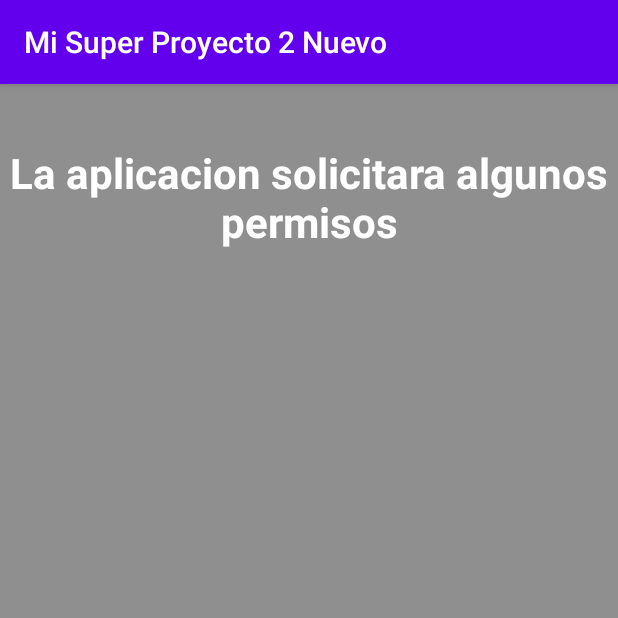
After one commit to WCNosliwsys/Mi_Super_Proyecto_2_Nuevo, an Android app: the Permisos screen opened directly, with no data from a screen before it, on a phone screen of 412 x 824 dp, the top half of it. The commit adds this screen. Run offline under Robolectric (Android 15) with nearby library versions, the phone set to English and light mode, and no system bars.

Commit message:
Solicitando un permiso

```diff
--- a/app/src/main/AndroidManifest.xml
+++ b/app/src/main/AndroidManifest.xml
@@ -4,6 +4,9 @@
 
     <uses-permission android:name="android.permission.CALL_PHONE" />
     <uses-permission android:name="android.permission.INTERNET" />
+    <uses-permission android:name="android.permission.ACCESS_FINE_LOCATION" />
+    <uses-permission android:name="android.permission.GET_ACCOUNTS" />
+    <uses-permission android:name="android.permission.WRITE_EXTERNAL_STORAGE" />
 
     <application
         android:allowBackup="true"
@@ -12,7 +15,8 @@
         android:roundIcon="@mipmap/ic_launcher_round"
         android:supportsRtl="true"
         android:theme="@style/AppTheme">
-        <activity android:name=".Multimedia3"></activity>
+        <activity android:name=".Permisos"></activity>
+        <activity android:name=".Multimedia3" />
         <activity android:name=".Multimedia2" />
         <activity android:name=".Multimedia" />
         <activity android:name=".Intenciones" />
--- a/app/src/main/java/com/ditec/misuperproyecto2nuevo/MainActivity.java
+++ b/app/src/main/java/com/ditec/misuperproyecto2nuevo/MainActivity.java
@@ -45,6 +45,10 @@
             startActivity(new Intent(this, Multimedia.class));
             return true;
         }
+        if (id == R.id.activity_permisos) {
+            startActivity(new Intent(this, Permisos.class));
+            return true;
+        }
         return super.onOptionsItemSelected(item);
     }
 }
--- /dev/null
+++ b/app/src/main/java/com/ditec/misuperproyecto2nuevo/Permisos.java
@@ -0,0 +1,64 @@
+package com.ditec.misuperproyecto2nuevo;
+
+import androidx.appcompat.app.AlertDialog;
+import androidx.appcompat.app.AppCompatActivity;
+import androidx.core.app.ActivityCompat;
+import androidx.core.content.ContextCompat;
+
+import android.Manifest;
+import android.content.DialogInterface;
+import android.content.pm.PackageManager;
+import android.os.Bundle;
+
+public class Permisos extends AppCompatActivity {
+
+    @Override
+    protected void onCreate(Bundle savedInstanceState) {
+        super.onCreate(savedInstanceState);
+        setContentView(R.layout.activity_permisos);
+        if (ContextCompat.checkSelfPermission(this,
+                Manifest.permission.CALL_PHONE) == PackageManager.PERMISSION_GRANTED) {
+            arranque();
+        } else {
+            solicitarPermiso(Manifest.permission.CALL_PHONE,
+                    "Sin el permiso" + " de telefono no podemos realizar llamadas.", 0);
+        }
+    }
+    public void solicitarPermiso(final String permiso, String justificacion, final int codigo) {
+        if (ActivityCompat.shouldShowRequestPermissionRationale(this, permiso)) {
+            AlertDialog.Builder dialogo1 = new AlertDialog.Builder(this);
+            dialogo1.setTitle("Solicitud de permiso");
+            dialogo1.setMessage(justificacion);
+            dialogo1.setPositiveButton("Ok", new DialogInterface.OnClickListener() {
+                public void onClick(DialogInterface dialogo1, int id) {
+                    ActivityCompat.requestPermissions(Permisos.this, new String[]{permiso}, codigo);
+                }
+            });
+            dialogo1.show();
+        } else {
+            ActivityCompat.requestPermissions(this, new String[]{permiso}, codigo);
+        }
+    }
+    @Override
+    public void onRequestPermissionsResult(int requestCode, String[] permissions, int[] grantResults) {
+        if (requestCode == 0) {
+            if (grantResults.length == 1 && grantResults[0] == PackageManager.PERMISSION_GRANTED) {
+                arranque();
+            } else {
+                solicitarPermiso(Manifest.permission.CALL_PHONE,
+                        "Sin el permiso" + "\" de telefono no podemos realizar llamadas.", 0);
+            }
+        }
+    }
+    void arranque() {
+        AlertDialog.Builder dialogo1 = new AlertDialog.Builder(this);
+        dialogo1.setTitle("FELICITACIONES");
+        dialogo1.setMessage("Usted ya tiene los permisos necesarios para usar nuestra app");
+        dialogo1.setPositiveButton("Ok", new DialogInterface.OnClickListener() {
+            public void onClick(DialogInterface dialogo1, int id) {
+                finish();
+            }
+        });
+        dialogo1.show();
+    }
+}
--- /dev/null
+++ b/app/src/main/res/layout/activity_permisos.xml
@@ -0,0 +1,20 @@
+<?xml version="1.0" encoding="utf-8"?>
+<LinearLayout xmlns:android="http://schemas.android.com/apk/res/android"
+    xmlns:tools="http://schemas.android.com/tools"
+    android:layout_width="match_parent"
+    android:layout_height="match_parent"
+    android:orientation="vertical"
+    android:background="#8f8f8f"
+    android:gravity="top"
+    >
+    <TextView
+        android:layout_width="match_parent"
+        android:layout_height="wrap_content"
+        android:layout_marginTop="40dp"
+        android:text="La aplicacion solicitara algunos permisos"
+        android:textColor="#fff"
+        android:textStyle="bold"
+        android:textSize="28sp"
+        android:gravity="center"
+        />
+</LinearLayout>
```
